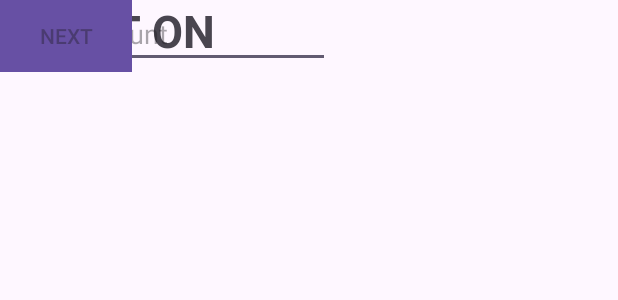
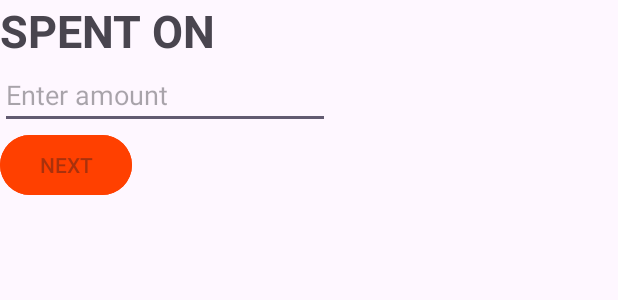
Before and after one commit to Jack-Willder/Family-Budget-Manager, an Android app: the layout spenton.xml on its own in the app's theme, with its tools: preview values and no code run, on a phone screen of 412 x 824 dp. Shown: the top 300 px of the screen. Run offline under Robolectric (Android 15) with nearby library versions, the phone set to English and light mode, and no system bars.

Commit message:
button color change

```diff
--- a/app/src/main/res/drawable/button_background.xml
+++ /dev/null
@@ -1,5 +0,0 @@
-<?xml version="1.0" encoding="utf-8"?>
-<shape xmlns:android="http://schemas.android.com/apk/res/android">
-    <solid android:color="#FFA500" />
-
-</shape>
--- a/app/src/main/res/drawable/card_background.xml
+++ b/app/src/main/res/drawable/card_background.xml
@@ -1,6 +1,6 @@
 <?xml version="1.0" encoding="utf-8"?>
 <shape xmlns:android="http://schemas.android.com/apk/res/android">
-    <solid android:color="#FF5F1F" />
+    <solid android:color="@color/ui_dark_card_background" />
     <corners android:radius="15dp" />
     <stroke android:width="0dp" />
 </shape>
--- a/app/src/main/res/layout/spenton.xml
+++ b/app/src/main/res/layout/spenton.xml
@@ -1,6 +1,7 @@
 <?xml version="1.0" encoding="utf-8"?>
-<androidx.constraintlayout.widget.ConstraintLayout xmlns:android="http://schemas.android.com/apk/res/android"
+<LinearLayout xmlns:android="http://schemas.android.com/apk/res/android"
     xmlns:tools="http://schemas.android.com/tools"
+    android:orientation="vertical"
     android:layout_width="match_parent"
     android:layout_height="match_parent">
 
@@ -27,9 +28,7 @@
         android:layout_width="wrap_content"
         android:layout_height="wrap_content"
         android:hint="NEXT"
-        tools:layout_editor_absoluteX="195dp"
-        tools:layout_editor_absoluteY="207dp"
-        android:background="@drawable/button_background"
+        android:backgroundTint="@color/ui_orange"
         />
 
-</androidx.constraintlayout.widget.ConstraintLayout>
+</LinearLayout>
--- a/app/src/main/res/values/colors.xml
+++ b/app/src/main/res/values/colors.xml
@@ -3,6 +3,7 @@
     <color name="black">#FF000000</color>
     <color name="white">#FFFFFFFF</color>
     <color name="ui_dark_background">#292929</color>
-    <color name="ui_card_background">#404040</color>
+    <color name="ui_dark_card_background">#404040</color>
     <color name="ui_background">#FFFFFF</color>
+    <color name="ui_orange">#FF4000</color>
 </resources>
```
